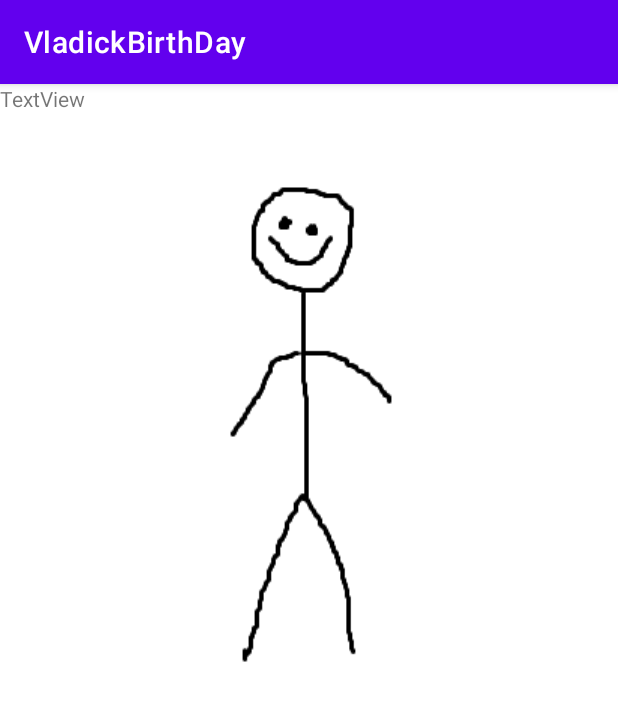
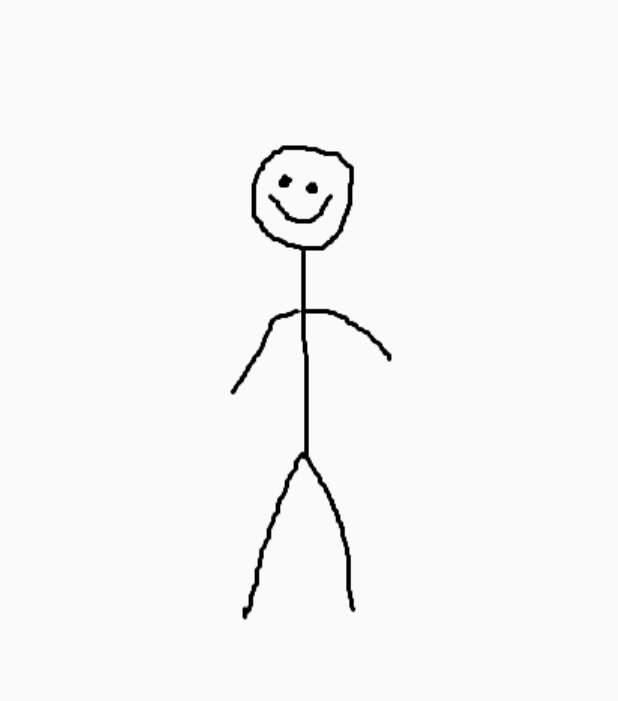
Before and after one commit to GUZLIKE/VladickBirthDay, an Android app: the SecondActivity screen opened directly, with no data from a screen before it, on a phone screen of 412 x 824 dp. Shown: the top 701 px of the screen. Run offline under Robolectric (Android 15) with nearby library versions, the phone set to English and light mode, and no system bars.

Commit message:
DELETED TOOLBAR

```diff
--- a/app/src/main/AndroidManifest.xml
+++ b/app/src/main/AndroidManifest.xml
@@ -9,7 +9,7 @@
         android:icon="@mipmap/ic_launcher"
         android:label="@string/app_name"
         android:supportsRtl="true"
-        android:theme="@style/Theme.VladickBirthDay"
+        android:theme="@style/Theme.AppCompat.DayNight.NoActionBar"
         tools:targetApi="31">
         <activity
             android:name=".MainActivity"
--- a/app/src/main/res/layout/second_activity.xml
+++ b/app/src/main/res/layout/second_activity.xml
@@ -23,7 +23,13 @@
         android:id="@+id/text2"
         android:layout_width="wrap_content"
         android:layout_height="wrap_content"
-        android:text="TextView"
-        tools:layout_editor_absoluteX="171dp"
-        tools:layout_editor_absoluteY="464dp" />
+        android:layout_marginStart="171dp"
+        android:layout_marginTop="464dp"
+        android:layout_marginEnd="182dp"
+        android:layout_marginBottom="248dp"
+        android:text=""
+        app:layout_constraintBottom_toBottomOf="parent"
+        app:layout_constraintEnd_toEndOf="parent"
+        app:layout_constraintStart_toStartOf="parent"
+        app:layout_constraintTop_toTopOf="parent" />
 </androidx.constraintlayout.widget.ConstraintLayout>
```
Also changed, not shown: app/src/main/res/drawable/creature.png.
